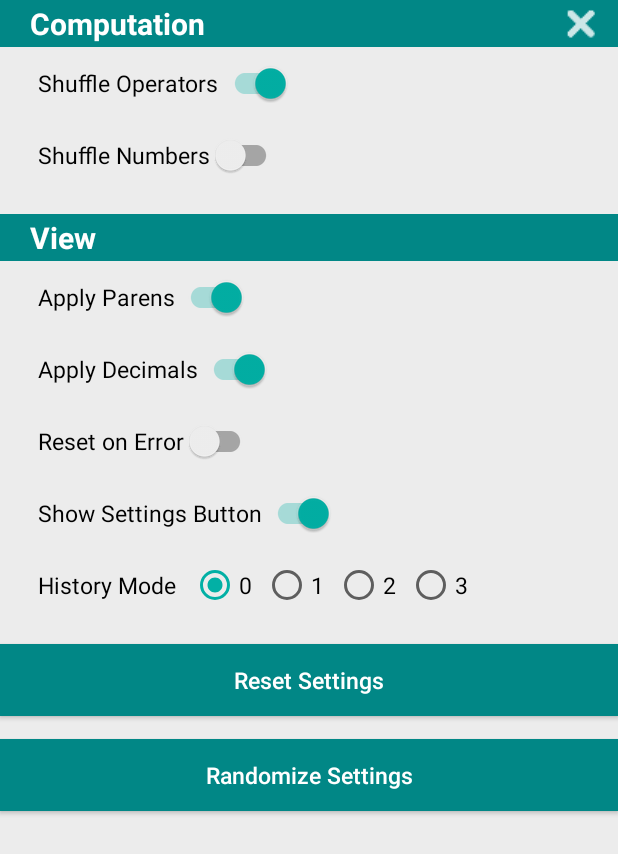
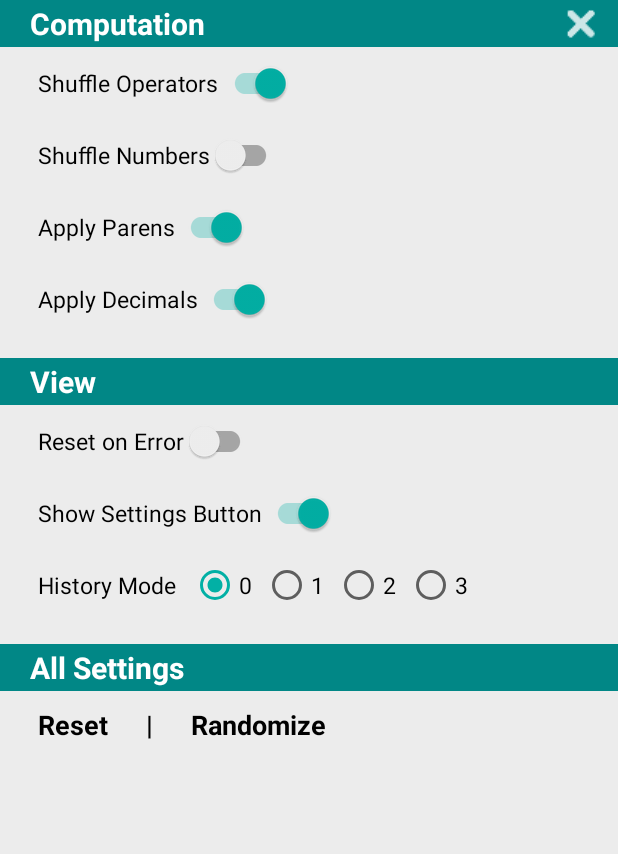
Before and after one commit to lbressler13/trick-calculator, an Android app: the fragment SettingsFragment shown on its own in the app's theme, on a phone screen of 412 x 824 dp. Shown: the top 854 px of the screen. Run offline under Robolectric (Android 15) with nearby library versions, the phone set to English and light mode, and no system bars; 1 statement that could not run was skipped.

Commit message:
feat: style of reset/randomize on settings fragment

```diff
--- a/app/src/main/java/com/example/trickcalculator/ui/settings/settingsUtil.kt
+++ b/app/src/main/java/com/example/trickcalculator/ui/settings/settingsUtil.kt
@@ -2,7 +2,7 @@ package com.example.trickcalculator.ui.settings
 
 import android.content.Context
 import android.os.Bundle
-import android.widget.Button
+import android.view.View
 import android.widget.RadioButton
 import android.widget.RadioGroup
 import androidx.appcompat.widget.SwitchCompat
@@ -90,8 +90,8 @@ fun setUiFromArgs(fragment: Fragment, viewModel: SharedViewModel, binding: ViewB
     val settingsButtonSwitch: SwitchCompat
     val historyRadioGroup: RadioGroup
     val historyRadioButtons: List<RadioButton>
-    val resetSettingsButton: Button
-    val randomizeSettingsButton: Button
+    val resetSettingsButton: View
+    val randomizeSettingsButton: View
 
     // assign elements for SettingsFragment
     if (binding is FragmentSettingsBinding) {
--- a/app/src/main/res/layout/fragment_settings.xml
+++ b/app/src/main/res/layout/fragment_settings.xml
@@ -50,11 +50,6 @@
         style="@style/SettingsFragmentItem"
         android:text="@string/shuffle_numbers" />
 
-    <TextView
-        style="@style/SettingsSectionHeading"
-        android:layout_marginTop="15dp"
-        android:text="@string/view" />
-
     <androidx.appcompat.widget.SwitchCompat
         android:id="@+id/applyParensSwitch"
         style="@style/SettingsFragmentItem"
@@ -66,6 +61,11 @@
         style="@style/SettingsFragmentItem"
         android:checked="true"
         android:text="@string/apply_decimals" />
+
+    <TextView
+        style="@style/SettingsSectionHeading"
+        android:layout_marginTop="15dp"
+        android:text="@string/view" />
 
     <androidx.appcompat.widget.SwitchCompat
         android:id="@+id/clearOnErrorSwitch"
@@ -126,14 +126,31 @@
             android:text="@string/three" />
     </RadioGroup>
 
-    <Button
-        android:id="@+id/resetSettingsButton"
-        style="@style/DeveloperToolsButton"
-        android:text="@string/reset_settings" />
+    <TextView
+        style="@style/SettingsSectionHeading"
+        android:layout_marginTop="15dp"
+        android:text="@string/all_settings" />
 
-    <Button
-        android:id="@+id/randomizeSettingsButton"
-        style="@style/DeveloperToolsButton"
-        android:text="@string/randomize_settings" />
+    <LinearLayout
+        android:layout_width="match_parent"
+        android:layout_height="wrap_content"
+        android:paddingTop="10dp"
+        android:orientation="horizontal">
+
+        <TextView
+            android:id="@+id/resetSettingsButton"
+            style="@style/SettingsFragmentItem.Button"
+            android:text="@string/reset_settings" />
+
+        <TextView
+            style="@style/SettingsFragmentItem.Button"
+            android:text="|" />
+
+        <TextView
+            android:id="@+id/randomizeSettingsButton"
+            style="@style/SettingsFragmentItem.Button"
+            android:text="@string/randomize_settings" />
+
+    </LinearLayout>
 
 </LinearLayout>
--- a/app/src/main/res/values/strings.xml
+++ b/app/src/main/res/values/strings.xml
@@ -21,7 +21,12 @@
     <string name="pi">PI</string>
 
     <!-- Settings UI -->
+    <!-- Title/Section Headings -->
     <string name="title_settings">Settings</string>
+    <string name="computation">Computation</string>
+    <string name="view">View</string>
+    <string name="all_settings">All Settings</string>
+    <!-- Settings Labels -->
     <string name="shuffle_operators">Shuffle Operators</string>
     <string name="shuffle_numbers">Shuffle Numbers</string>
     <string name="apply_parens">Apply Parens</string>
@@ -29,10 +34,8 @@
     <string name="apply_decimals">Apply Decimals</string>
     <string name="show_settings_button">Show Settings Button</string>
     <string name="random_history_label">History Mode</string>
-    <string name="computation">Computation</string>
-    <string name="view">View</string>
-    <string name="reset_settings">Reset Settings</string>
-    <string name="randomize_settings">Randomize Settings</string>
+    <string name="reset_settings">Reset</string>
+    <string name="randomize_settings">Randomize</string>
 
     <!-- Settings Keys -->
     <string name="key_settings_request">settingsUpdateRequest</string>
--- a/app/src/main/res/values/styles.xml
+++ b/app/src/main/res/values/styles.xml
@@ -41,6 +41,16 @@
         <item name="android:textAllCaps">false</item>
     </style>
 
+    <style name="SettingsFragmentItem.Button">
+        <!-- Layout -->
+        <item name="android:layout_width">wrap_content</item>
+        <item name="android:layout_height">wrap_content</item>
+        <!-- Style -->
+        <item name="android:textColor">?colorOnBackground</item>
+        <item name="android:textStyle">bold</item>
+        <item name="android:textSize">18sp</item>
+    </style>
+
     <style name="SettingsDialogItem">
         <item name="android:layout_width">wrap_content</item>
         <item name="android:layout_height">wrap_content</item>
```
